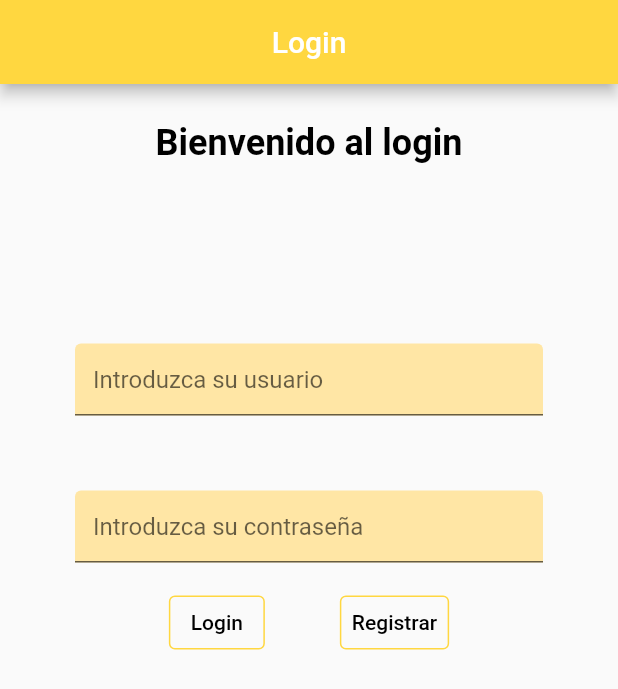
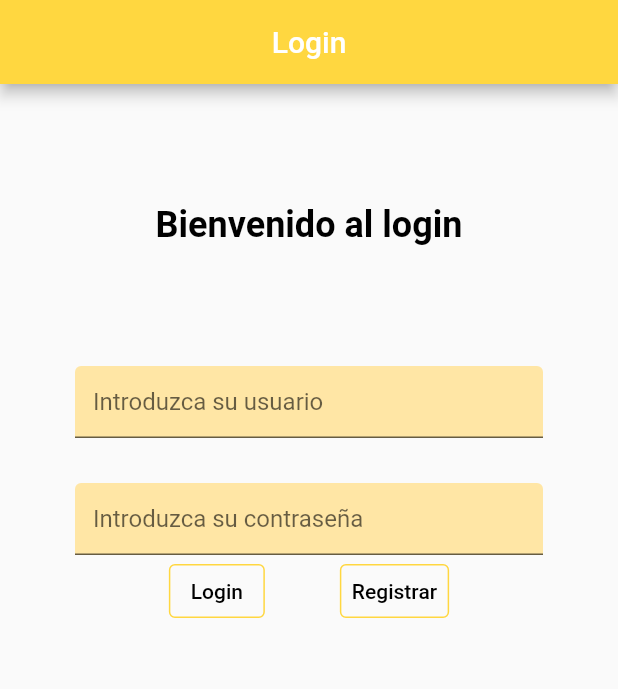
Before and after one commit to carlosgr1992/EjercicioFlutterDAM, a Flutter app: the screen it shows after launch, after a tap on "Login", on a phone screen of 412 x 824 dp. Shown: the top 689 px of the screen. Run offline on Flutter 3.47's test engine with Material 2 defaults, Android fonts, the phone set to English and light mode, and no system bars; our stand-ins replace firebase_auth, firebase_core; accounts and stored records are empty; generated files the repository leaves out were written again; network calls fail.

Commit message:
Ajustados los tamaños de los SizedBox para arreglar problemas al ejecutar la versión movil

```diff
--- a/lib/onBoarding/LoginView.dart
+++ b/lib/onBoarding/LoginView.dart
@@ -20,7 +20,7 @@ class LoginView extends StatelessWidget {
       body: Column(
         crossAxisAlignment: CrossAxisAlignment.center,
         children: [
-          SizedBox(height: 25),
+          SizedBox(height: 80),
           Text(
             "Bienvenido al login",
             style: TextStyle(
@@ -29,7 +29,7 @@ class LoginView extends StatelessWidget {
               color: Colors.black,
             ),
           ),
-          SizedBox(height: 120),
+          SizedBox(height: 80),
           Padding(
             padding: const EdgeInsets.symmetric(horizontal: 50.0),
             child: TextField(
@@ -44,7 +44,7 @@ class LoginView extends StatelessWidget {
               ),
             ),
           ),
-          SizedBox(height: 50),
+          SizedBox(height: 30),
           Padding(
             padding: const EdgeInsets.symmetric(horizontal: 50.0),
             child: TextFormField(
@@ -64,7 +64,7 @@ class LoginView extends StatelessWidget {
           Row(
             mainAxisAlignment: MainAxisAlignment.center,
             children: [
-              SizedBox(height: 80,),
+              SizedBox(height: 30,),
               TextButton(onPressed: onClickAceptar,
                 style: ButtonStyle(
                   side: MaterialStateProperty.all(BorderSide(color: Colors.amberAccent))
@@ -87,9 +87,35 @@ class LoginView extends StatelessWidget {
     );
   }
 
-  void onClickAceptar(){
+  void onClickAceptar()async{
 
-    iniciarSesion(emailController,passwordController);
+      try {
+        await FirebaseAuth.instance.signInWithEmailAndPassword(
+          email: emailController.text,
+          password: passwordController.text,
+        );
+        ScaffoldMessenger.of(_context).showSnackBar(SnackBar(content: Text("¡Login realizado con éxito!"),duration: Duration(seconds: 2),));
+        Navigator.pushNamed(_context, '/splashView');
+
+
+      } on  FirebaseAuthException catch (e) {
+        if (e.code == 'user-not-found') {
+          //if (emailController.text == 'car@hotmail.com')
+          print("%%!%!!%!%!%!%%!%!% USUARIO NO ENCONTRADO");
+          ScaffoldMessenger.of(_context).showSnackBar(SnackBar(
+            content: Text("Usuario no encontrado"),
+            duration: Duration(seconds: 2),
+          ));
+
+        } else if (e.code == 'wrong-password') {
+          print("%%!%!!%!%!%!%%!%!% CONTRASEÑA INCORRECTA");
+          ScaffoldMessenger.of(_context).showSnackBar(SnackBar(
+            content: Text("Contraseña incorrecta"),
+            duration: Duration(seconds: 2),
+          ));
+        }
+      }
+
 
   }
 
@@ -99,30 +125,4 @@ class LoginView extends StatelessWidget {
 
   }
 
-  Future<void> iniciarSesion(TextEditingController email, TextEditingController password) async {
-    try {
-      UserCredential userCredential = await FirebaseAuth.instance.signInWithEmailAndPassword(
-        email: email.text,
-        password: password.text,
-      );
-      ScaffoldMessenger.of(_context).showSnackBar(SnackBar(content: Text("¡Login realizado con éxito!"),duration: Duration(seconds: 2),));
-      Navigator.pushNamed(_context, '/splashView');
-
-
-    } on FirebaseAuthException catch (e) {
-      if (e.code == 'user-not-found') {
-        ScaffoldMessenger.of(_context).showSnackBar(SnackBar(
-          content: Text("Usuario no encontrado"),
-          duration: Duration(seconds: 2),
-        ));
-
-      } else if (e.code == 'wrong-password') {
-        ScaffoldMessenger.of(_context).showSnackBar(SnackBar(
-          content: Text("Contraseña incorrecta"),
-          duration: Duration(seconds: 2),
-        ));
-      }
-    }
-  }
-
 }
--- a/lib/onBoarding/RegisterView.dart
+++ b/lib/onBoarding/RegisterView.dart
@@ -30,7 +30,7 @@ class RegisterView extends StatelessWidget {
               color: Colors.black,
             ),
           ),
-          SizedBox(height: 120),
+          SizedBox(height: 50),
           Padding(
             padding: const EdgeInsets.symmetric(horizontal: 50.0),
             child: TextField(
@@ -45,7 +45,7 @@ class RegisterView extends StatelessWidget {
               ),
             ),
           ),
-          SizedBox(height: 50),
+          SizedBox(height: 30),
           Padding(
             padding: const EdgeInsets.symmetric(horizontal: 50.0),
             child: TextFormField(
@@ -61,7 +61,7 @@ class RegisterView extends StatelessWidget {
               obscureText: true,
             ),
           ),
-          SizedBox(height: 50),
+          SizedBox(height: 30),
           Padding(
             padding: const EdgeInsets.symmetric(horizontal: 50.0),
             child: TextFormField(
@@ -81,7 +81,7 @@ class RegisterView extends StatelessWidget {
             mainAxisAlignment: MainAxisAlignment.center,
             children: [
               SizedBox(
-                height: 80,
+                height: 120,
               ),
               TextButton(
                 onPressed: onClickAceptar,
```
